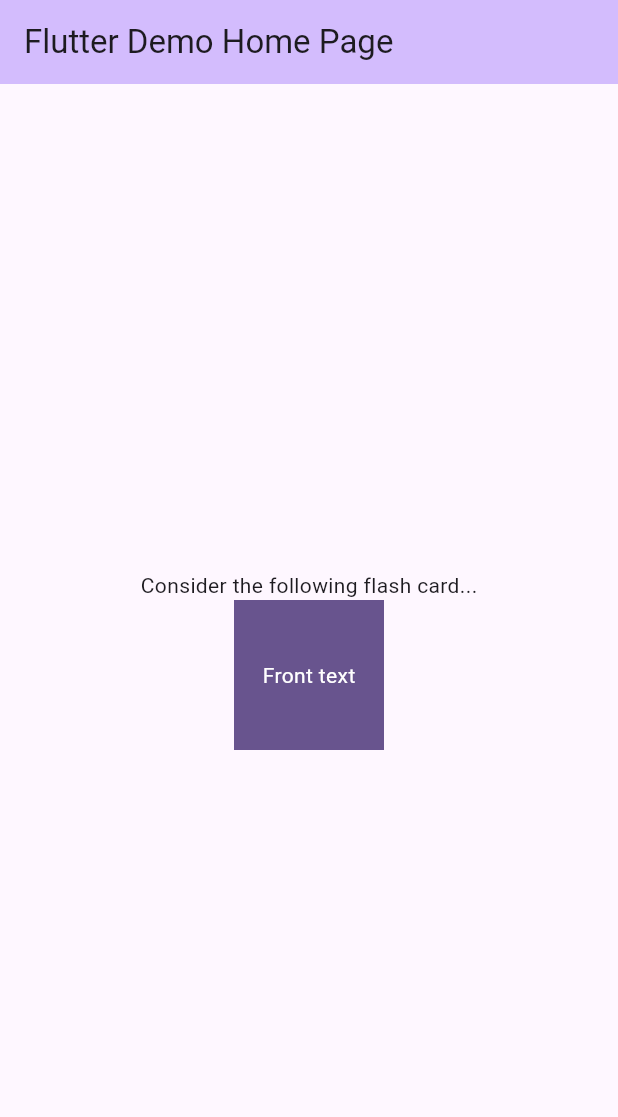
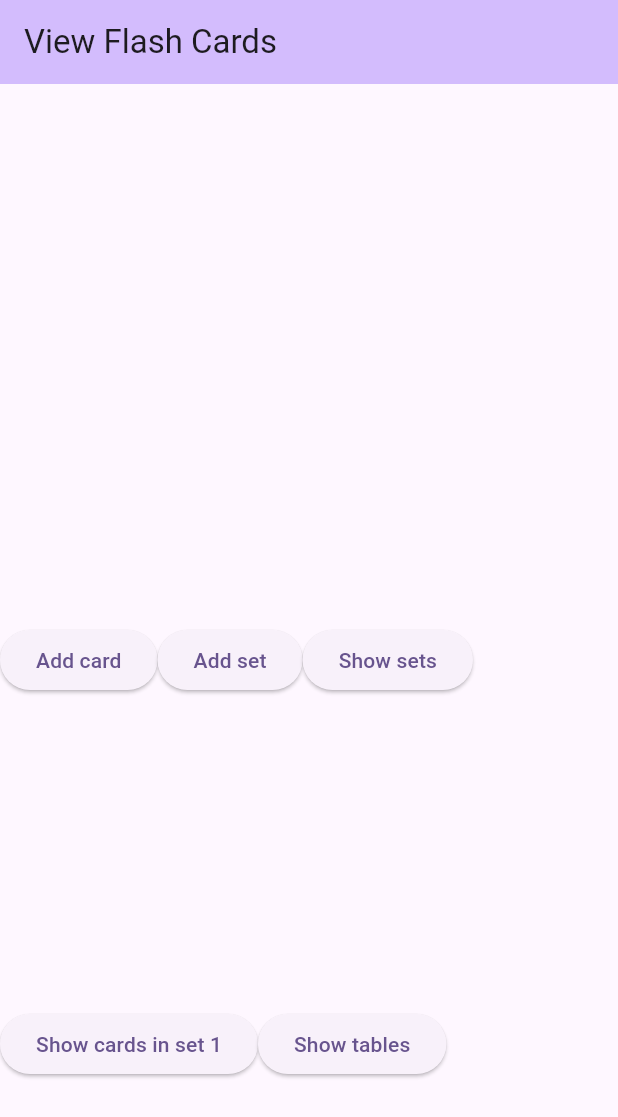
Before and after one commit to aimbesi1/mobile-project1, a Flutter app: the screen it shows after launch, on a phone screen of 412 x 824 dp. Shown: the top 1117 px of the screen. Run offline on Flutter 3.47's test engine with Material 3 defaults, Android fonts, the phone set to English and light mode, and no system bars; our stand-ins replace sqflite; accounts and stored records are empty.

Commit message:
Replace flash card test screen with local storage test screen

```diff
--- a/project1/lib/flashcard.dart
+++ b/project1/lib/flashcard.dart
@@ -1,46 +1,27 @@
-import 'package:flutter/material.dart';
+class FlashCard {
+  final int? id;
+  final String front;
+  final String back;
+  final int? setId;
 
-class FlashCard extends StatefulWidget {
-  const FlashCard({super.key});
+  FlashCard({
+    this.id,
+    required this.front,
+    required this.back,
+    this.setId
+  });
 
-  @override
-  State<FlashCard> createState() => _FlashCardState();
-}
-
-// A flash card that can be flipped when the user taps on it.
-// To determine its dimensions, put it inside a parent container with the width and height you want.
-class _FlashCardState extends State<FlashCard> {
-  String frontText = 'Front text';
-  String backText = 'Back text';
-  bool frontFacing = true;
-
-  void flip() {
-    setState(() {
-      frontFacing = !frontFacing;
-    });
+  Map<String, dynamic> toMap() {
+    return {
+      '_cid': id,
+      'front': front,
+      'back': back,
+      'sid': setId
+    };
   }
 
   @override
-  Widget build(BuildContext context) {
-    return GestureDetector(
-        onTap: () {
-          setState(() {
-            flip();
-          });
-        },
-        child: frontFacing
-            ? Container(
-                color: Theme.of(context).colorScheme.primary,
-                child: Center(
-                    child: Text(frontText,
-                        style: TextStyle(
-                            color: Theme.of(context).colorScheme.onPrimary))))
-            : Container(
-                color: Theme.of(context).colorScheme.secondary,
-                child: Center(
-                    child: Text(backText,
-                        style: TextStyle(
-                            color:
-                                Theme.of(context).colorScheme.onSecondary)))));
+  String toString() {
+    return 'id: $id, front: $front, back: $back, setId: $setId';
   }
 }
--- a/project1/lib/main.dart
+++ b/project1/lib/main.dart
@@ -1,12 +1,15 @@
 import 'package:flutter/material.dart';
+import 'package:project1/database_helper.dart';
+import 'package:project1/cardpanel.dart';
 import 'package:project1/flashcard.dart';
 
-void main() {
+final dbHelper = DatabaseHelper();
+
+Future<void> main() async {
+  WidgetsFlutterBinding.ensureInitialized();
+  await dbHelper.init();
   runApp(const MyApp());
 }
-
-
-
 
 class MyApp extends StatelessWidget {
   const MyApp({super.key});
@@ -20,43 +23,99 @@ class MyApp extends StatelessWidget {
         colorScheme: ColorScheme.fromSeed(seedColor: Colors.deepPurple),
         useMaterial3: true,
       ),
-      home: const MyHomePage(title: 'Flutter Demo Home Page'),
+      home: const CardsView(title: 'View Flash Cards'),
     );
   }
 }
 
-class MyHomePage extends StatefulWidget {
-  const MyHomePage({super.key, required this.title});
+class CardsView extends StatefulWidget {
+  const CardsView({super.key, required this.title});
 
   final String title;
 
   @override
-  State<MyHomePage> createState() => _MyHomePageState();
+  State<CardsView> createState() => _CardsViewState();
 }
 
-class _MyHomePageState extends State<MyHomePage> {
+class _CardsViewState extends State<CardsView> {
+  int _cardCount = 0;
+  List<FlashCard> _cards = [];
+
+  void init() async {
+    _cardCount = await dbHelper.queryCardCount(1);
+    _cards = await dbHelper.queryAllCardsOfSet(1);
+  }
+
+  void addCard() async {
+    await dbHelper.insertCard(
+        FlashCard(front: "front text", back: "back text", setId: 1), 1);
+    init();
+  }
+
+  void addSet() async {
+    Map<String, dynamic> row = {DatabaseHelper.columnSetName: 'Bob'};
+      await dbHelper.insertCardSet(row);
+  }
+
+  void querySets() async {
+    final sets = await dbHelper.queryAllSets();
+    debugPrint('query all sets:');
+    for (final row in sets) {
+      debugPrint(row.toString());
+    }
+  }
+
+  void queryCards() async {
+    final cards = await dbHelper.queryAllCardsOfSet(1);
+    debugPrint('query all cards:');
+    for (final row in cards) {
+      debugPrint(row.toString());
+    }
+  }
+
+  void printTables() async {
+    await dbHelper.printTables();
+  }
+
+  void deleteTables() async {
+    await dbHelper.printTables();
+  }
+
   @override
   Widget build(BuildContext context) {
-
     return Scaffold(
-        appBar: AppBar(
-
-          backgroundColor: Theme.of(context).colorScheme.inversePrimary,
-
-          title: Text(widget.title),
-        ),
-        body: const Center(
-
-          child: Column(
-            mainAxisAlignment: MainAxisAlignment.center,
-            children: <Widget>[
-              Text(
-                'Consider the following flash card...',
-              ),
-              SizedBox(width: 100, height: 100, child: FlashCard())
-            ],
-          ),
-        ),
+      appBar: AppBar(
+        backgroundColor: Theme.of(context).colorScheme.inversePrimary,
+        title: Text(widget.title),
+      ),
+      body: Center(
+          child: Column(children: [
+        Expanded(child: GridView.count(
+            // Create a grid with 2 columns. If you change the scrollDirection to
+            // horizontal, this produces 2 rows.
+            crossAxisCount: 2,
+            // Generate 100 widgets that display their index in the List.
+            children: [
+              ListView.builder(
+                  itemCount: _cardCount,
+                  itemBuilder: (context, index) {
+                    return ListTile(title: CardPanel(card: _cards[index]));
+                  }),
+            ])),
+        Expanded(child: Row(
+          children: [
+            ElevatedButton(onPressed: addCard, child: const Text('Add card')),
+            ElevatedButton(onPressed: addSet, child: const Text('Add set')),
+            ElevatedButton(onPressed: querySets, child: const Text('Show sets')),
+          ],
+        )),
+        Expanded(child: Row(
+          children: [
+            ElevatedButton(onPressed: queryCards, child: const Text('Show cards in set 1')),
+            ElevatedButton(onPressed: printTables, child: const Text('Show tables')),
+          ],
+        )),
+      ])),
     );
   }
 }
--- a/project1/pubspec.yaml
+++ b/project1/pubspec.yaml
@@ -35,6 +35,8 @@ dependencies:
   # The following adds the Cupertino Icons font to your application.
   # Use with the CupertinoIcons class for iOS style icons.
   cupertino_icons: ^1.0.6
+  sqflite: ^2.3.3+1
+  path_provider: ^2.1.3
 
 dev_dependencies:
   flutter_test:
```
Also changed, not shown: project1/lib/cardpanel.dart (added, +56 -0 lines), project1/lib/database_helper.dart (added, +150 -0 lines), project1/pubspec.lock, 1 other file.
